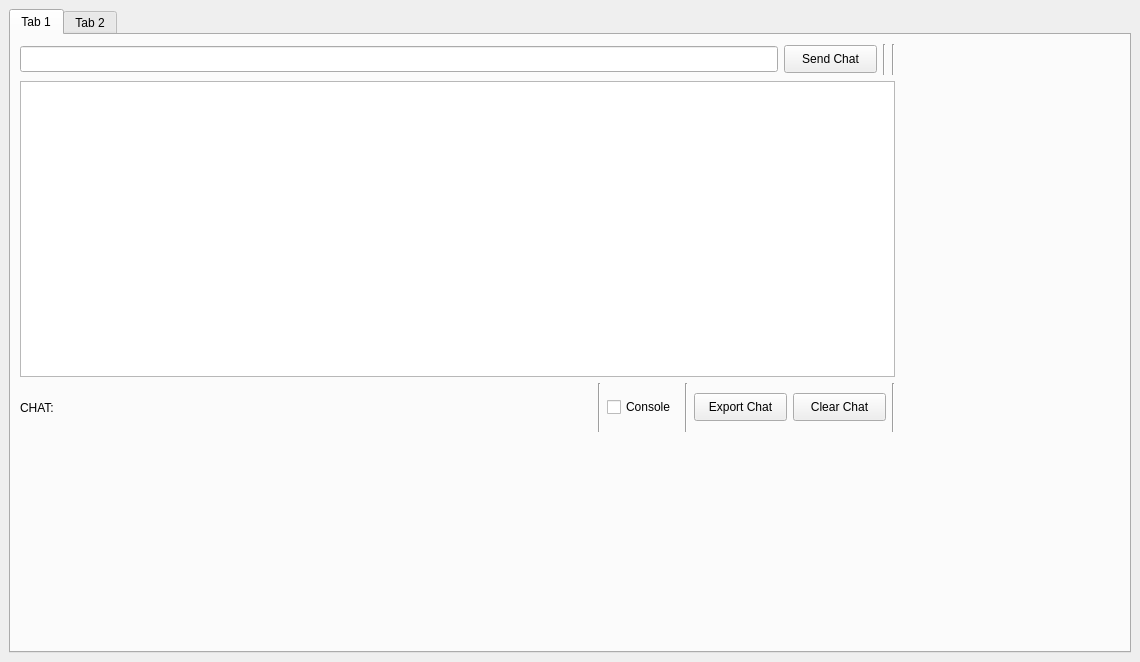
First picture: the form in geoagent_dockwidget_base.ui, repository TRON-151/GeoAgent, before the edit.
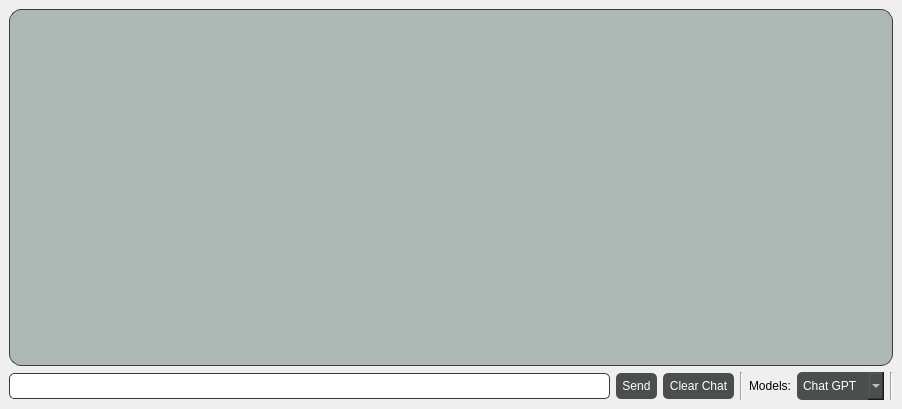
Second picture: the form after the edit. Custom widgets are drawn as their Qt base class.

Commit message: Changed the design completly

Diff of the .ui file:
```diff
--- a/geoagent_dockwidget_base.ui
+++ b/geoagent_dockwidget_base.ui
@@ -6,8 +6,8 @@
    <rect>
     <x>0</x>
     <y>0</y>
-    <width>1140</width>
-    <height>662</height>
+    <width>902</width>
+    <height>409</height>
    </rect>
   </property>
   <property name="windowTitle">
@@ -15,258 +15,92 @@
   </property>
   <widget class="QWidget" name="dockWidgetContents">
    <layout class="QGridLayout" name="gridLayout">
-    <item row="0" column="1">
-     <widget class="QTabWidget" name="tabWidget">
-      <property name="sizePolicy">
-       <sizepolicy hsizetype="Expanding" vsizetype="Expanding">
-        <horstretch>0</horstretch>
-        <verstretch>0</verstretch>
-       </sizepolicy>
-      </property>
-      <property name="toolTip">
-       <string>&lt;html&gt;&lt;head/&gt;&lt;body&gt;&lt;p&gt;&lt;br/&gt;&lt;/p&gt;&lt;/body&gt;&lt;/html&gt;</string>
-      </property>
-      <property name="whatsThis">
-       <string>&lt;html&gt;&lt;head/&gt;&lt;body&gt;&lt;p&gt;&lt;br/&gt;&lt;/p&gt;&lt;/body&gt;&lt;/html&gt;</string>
-      </property>
-      <property name="currentIndex">
-       <number>0</number>
-      </property>
-      <widget class="QWidget" name="Chat_UI">
-       <property name="sizePolicy">
-        <sizepolicy hsizetype="Preferred" vsizetype="Preferred">
-         <horstretch>0</horstretch>
-         <verstretch>0</verstretch>
-        </sizepolicy>
-       </property>
-       <property name="maximumSize">
-        <size>
-         <width>893</width>
-         <height>406</height>
-        </size>
-       </property>
-       <attribute name="title">
-        <string>Tab 1</string>
-       </attribute>
-       <layout class="QGridLayout" name="gridLayout_2">
-        <item row="0" column="0">
-         <layout class="QVBoxLayout" name="verticalLayout_2">
-          <item>
-           <layout class="QHBoxLayout" name="horizontalLayout_2">
-            <item>
-             <widget class="QLineEdit" name="Question_box">
-              <property name="sizePolicy">
-               <sizepolicy hsizetype="Expanding" vsizetype="Fixed">
-                <horstretch>0</horstretch>
-                <verstretch>0</verstretch>
-               </sizepolicy>
-              </property>
-              <property name="minimumSize">
-               <size>
-                <width>480</width>
-                <height>26</height>
-               </size>
-              </property>
-              <property name="maximumSize">
-               <size>
-                <width>16777215</width>
-                <height>26</height>
-               </size>
-              </property>
-             </widget>
-            </item>
-            <item>
-             <widget class="QPushButton" name="pushButton">
-              <property name="minimumSize">
-               <size>
-                <width>93</width>
-                <height>28</height>
-               </size>
-              </property>
-              <property name="text">
-               <string>Send Chat</string>
-              </property>
-             </widget>
-            </item>
-            <item>
-             <widget class="Line" name="line_2">
-              <property name="minimumSize">
-               <size>
-                <width>3</width>
-                <height>31</height>
-               </size>
-              </property>
-              <property name="orientation">
-               <enum>Qt::Vertical</enum>
-              </property>
-             </widget>
-            </item>
-            <item>
-             <widget class="Line" name="line_3">
-              <property name="minimumSize">
-               <size>
-                <width>3</width>
-                <height>31</height>
-               </size>
-              </property>
-              <property name="orientation">
-               <enum>Qt::Vertical</enum>
-              </property>
-             </widget>
-            </item>
-           </layout>
-          </item>
-          <item>
-           <widget class="QTextBrowser" name="textBrowser">
-            <property name="sizePolicy">
-             <sizepolicy hsizetype="Expanding" vsizetype="Expanding">
-              <horstretch>0</horstretch>
-              <verstretch>0</verstretch>
-             </sizepolicy>
-            </property>
-           </widget>
-          </item>
-          <item>
-           <layout class="QHBoxLayout" name="horizontalLayout_6">
-            <item>
-             <widget class="QLabel" name="label">
-              <property name="sizePolicy">
-               <sizepolicy hsizetype="Minimum" vsizetype="Preferred">
-                <horstretch>0</horstretch>
-                <verstretch>0</verstretch>
-               </sizepolicy>
-              </property>
-              <property name="minimumSize">
-               <size>
-                <width>37</width>
-                <height>49</height>
-               </size>
-              </property>
-              <property name="text">
-               <string>CHAT:</string>
-              </property>
-             </widget>
-            </item>
-            <item>
-             <spacer name="horizontalSpacer">
-              <property name="orientation">
-               <enum>Qt::Horizontal</enum>
-              </property>
-              <property name="sizeHint" stdset="0">
-               <size>
-                <width>168</width>
-                <height>46</height>
-               </size>
-              </property>
-             </spacer>
-            </item>
-            <item>
-             <widget class="Line" name="line_9">
-              <property name="minimumSize">
-               <size>
-                <width>3</width>
-                <height>31</height>
-               </size>
-              </property>
-              <property name="orientation">
-               <enum>Qt::Vertical</enum>
-              </property>
-             </widget>
-            </item>
-            <item>
-             <widget class="QCheckBox" name="chatgpt_python_console">
-              <property name="minimumSize">
-               <size>
-                <width>72</width>
-                <height>20</height>
-               </size>
-              </property>
-              <property name="text">
-               <string>Console</string>
-              </property>
-             </widget>
-            </item>
-            <item>
-             <widget class="Line" name="line_7">
-              <property name="minimumSize">
-               <size>
-                <width>3</width>
-                <height>31</height>
-               </size>
-              </property>
-              <property name="orientation">
-               <enum>Qt::Vertical</enum>
-              </property>
-             </widget>
-            </item>
-            <item>
-             <widget class="QPushButton" name="export_ans">
-              <property name="minimumSize">
-               <size>
-                <width>93</width>
-                <height>28</height>
-               </size>
-              </property>
-              <property name="focusPolicy">
-               <enum>Qt::NoFocus</enum>
-              </property>
-              <property name="text">
-               <string>Export Chat</string>
-              </property>
-             </widget>
-            </item>
-            <item>
-             <widget class="QPushButton" name="clear_ans">
-              <property name="minimumSize">
-               <size>
-                <width>93</width>
-                <height>28</height>
-               </size>
-              </property>
-              <property name="focusPolicy">
-               <enum>Qt::NoFocus</enum>
-              </property>
-              <property name="text">
-               <string>Clear Chat</string>
-              </property>
-             </widget>
-            </item>
-            <item>
-             <widget class="Line" name="line_8">
-              <property name="minimumSize">
-               <size>
-                <width>3</width>
-                <height>31</height>
-               </size>
-              </property>
-              <property name="orientation">
-               <enum>Qt::Vertical</enum>
-              </property>
-             </widget>
-            </item>
-           </layout>
-          </item>
-         </layout>
+    <item row="1" column="0">
+     <layout class="QHBoxLayout" name="horizontalLayout">
+      <item>
+       <widget class="QLineEdit" name="lineEdit">
+        <property name="minimumSize">
+         <size>
+          <width>0</width>
+          <height>26</height>
+         </size>
+        </property>
+        <property name="styleSheet">
+         <string notr="true">QLineEdit{
+	border-radius: 5px;
+	border: 1px solid #39394a;
+}</string>
+        </property>
+        <property name="text">
+         <string/>
+        </property>
+       </widget>
+      </item>
+      <item>
+       <widget class="QPushButton" name="Send_button">
+        <property name="styleSheet">
+         <string notr="true">QPushButton{
+	border-radius: 5px;
+	background-color: #4a4f4d;
+	padding: 6px;
+ 	color: white;
+}
+
+</string>
+        </property>
+        <property name="text">
+         <string>Send</string>
+        </property>
+       </widget>
+      </item>
+      <item>
+       <widget class="QPushButton" name="Clear_button">
+        <property name="styleSheet">
+         <string notr="true">QPushButton{
+	border-radius: 5px;
+	background-color: #4a4f4d;
+	padding: 6px;
+ 	color: white;
+}
+
+</string>
+        </property>
+        <property name="text">
+         <string>Clear Chat</string>
+        </property>
+       </widget>
+      </item>
+      <item>
+       <widget class="Line" name="line_2">
+        <property name="orientation">
+         <enum>Qt::Vertical</enum>
+        </property>
+       </widget>
+      </item>
+      <item>
+       <widget class="QLabel" name="label">
+        <property name="text">
+         <string>Models:</string>
+        </property>
+       </widget>
+      </item>
+      <item>
+       <widget class="QComboBox" name="comboBox">
+        <property name="styleSheet">
+         <string notr="true">QComboBox{
+	border-radius: 5px;
+	background-color: #4a4f4d;
+	padding: 6px;
+ 	color: white;
+}
+
+</string>
+        </property>
+        <item>
+         <property name="text">
+          <string>Chat GPT</string>
+         </property>
         </item>
-       </layout>
-      </widget>
-      <widget class="QWidget" name="Parameters_tab">
-       <property name="sizePolicy">
-        <sizepolicy hsizetype="Preferred" vsizetype="Preferred">
-         <horstretch>0</horstretch>
-         <verstretch>0</verstretch>
-        </sizepolicy>
-       </property>
-       <property name="maximumSize">
-        <size>
-         <width>893</width>
-         <height>406</height>
-        </size>
-       </property>
-       <attribute name="title">
-        <string>Tab 2</string>
-       </attribute>
-       <layout class="QVBoxLayout" name="verticalLayout_4">
         <item>
          <layout class="QVBoxLayout" name="verticalLayout">
           <item>
@@ -451,20 +285,51 @@
           </item>
          </layout>
         </item>
-       </layout>
-      </widget>
+        <item>
+         <property name="text">
+          <string>Gemini</string>
+         </property>
+        </item>
+        <item>
+         <property name="text">
+          <string>Perplexity</string>
+         </property>
+        </item>
+        <item>
+         <property name="text">
+          <string>Deepseek</string>
+         </property>
+        </item>
+       </widget>
+      </item>
+      <item>
+       <widget class="Line" name="line">
+        <property name="orientation">
+         <enum>Qt::Vertical</enum>
+        </property>
+       </widget>
+      </item>
+     </layout>
+    </item>
+    <item row="0" column="0">
+     <widget class="QTextBrowser" name="textBrowser">
+      <property name="styleSheet">
+       <string notr="true">#textBrowser {
+    background-color: #adb8b4;
+    border: 1px solid #39394a;
+    border-radius: 12px;
+    /*color: #d9dce0; */
+    font-family: 'Segoe UI', Arial, sans-serif;
+    font-size: 14px;
+    selection-background-color: #4a77b6;
+    selection-color: white;
+}</string>
+      </property>
      </widget>
     </item>
    </layout>
   </widget>
  </widget>
- <customwidgets>
-  <customwidget>
-   <class>QgsPasswordLineEdit</class>
-   <extends>QLineEdit</extends>
-   <header>qgspasswordlineedit.h</header>
-  </customwidget>
- </customwidgets>
  <resources/>
  <connections/>
 </ui>
```
Left out of the diff: 185 changed lines with no effect on the pictures. The commit also changes 1 other file.
